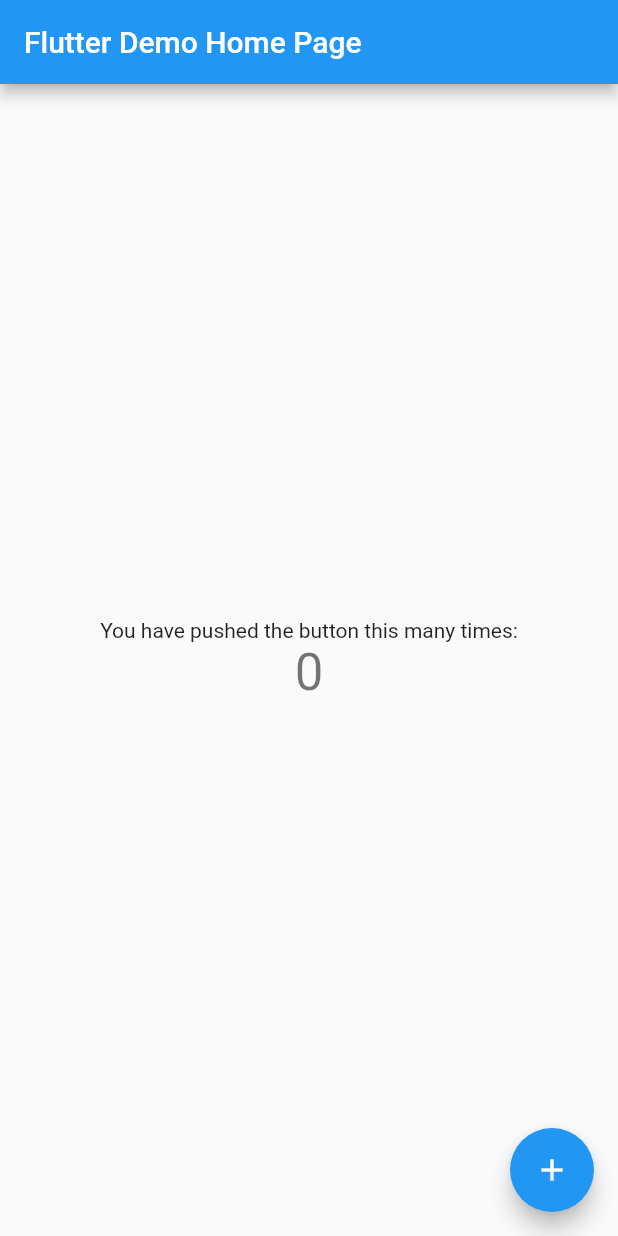
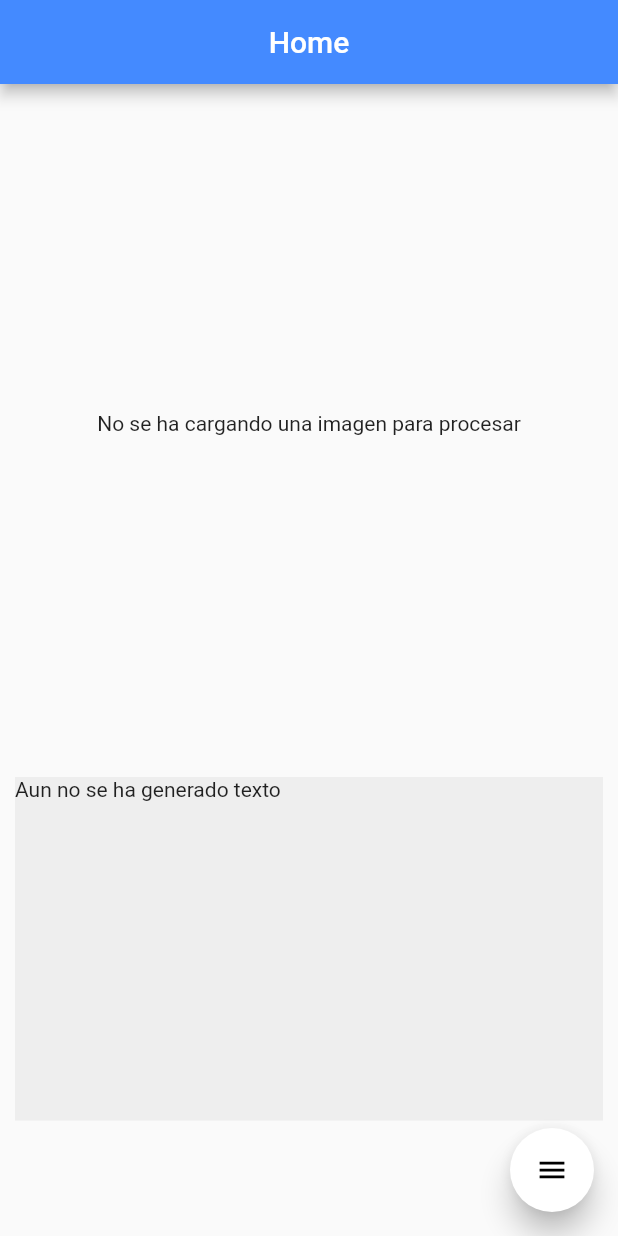
Before and after one commit to rohaquinlop/textractor, a Flutter app: the screen it shows after launch, on a phone screen of 412 x 824 dp. Run offline on Flutter 3.47's test engine with Material 2 defaults, Android fonts, the phone set to English and light mode, and no system bars; drawn by our look-alikes of flutter_speed_dial; our stand-ins replace image_picker; missing offline and left inert: firebase_ml_vision; accounts and stored records are empty.

```diff
--- a/lib/main.dart
+++ b/lib/main.dart
@@ -1,117 +1,16 @@
+import 'views/CameraProcessor.dart';
 import 'package:flutter/material.dart';
 
-void main() {
-  runApp(MyApp());
-}
+void main() => runApp(MyApp());
 
 class MyApp extends StatelessWidget {
   // This widget is the root of your application.
   @override
   Widget build(BuildContext context) {
     return MaterialApp(
-      title: 'Flutter Demo',
-      theme: ThemeData(
-        // This is the theme of your application.
-        //
-        // Try running your application with "flutter run". You'll see the
-        // application has a blue toolbar. Then, without quitting the app, try
-        // changing the primarySwatch below to Colors.green and then invoke
-        // "hot reload" (press "r" in the console where you ran "flutter run",
-        // or simply save your changes to "hot reload" in a Flutter IDE).
-        // Notice that the counter didn't reset back to zero; the application
-        // is not restarted.
-        primarySwatch: Colors.blue,
-        // This makes the visual density adapt to the platform that you run
-        // the app on. For desktop platforms, the controls will be smaller and
-        // closer together (more dense) than on mobile platforms.
-        visualDensity: VisualDensity.adaptivePlatformDensity,
-      ),
-      home: MyHomePage(title: 'Flutter Demo Home Page'),
+      debugShowCheckedModeBanner: false,
+      title: "Project: tEXTRACTOR",
+      home: CameraProcessor(),
     );
   }
 }
-
-class MyHomePage extends StatefulWidget {
-  MyHomePage({Key key, this.title}) : super(key: key);
-
-  // This widget is the home page of your application. It is stateful, meaning
-  // that it has a State object (defined below) that contains fields that affect
-  // how it looks.
-
-  // This class is the configuration for the state. It holds the values (in this
-  // case the title) provided by the parent (in this case the App widget) and
-  // used by the build method of the State. Fields in a Widget subclass are
-  // always marked "final".
-
-  final String title;
-
-  @override
-  _MyHomePageState createState() => _MyHomePageState();
-}
-
-class _MyHomePageState extends State<MyHomePage> {
-  int _counter = 0;
-
-  void _incrementCounter() {
-    setState(() {
-      // This call to setState tells the Flutter framework that something has
-      // changed in this State, which causes it to rerun the build method below
-      // so that the display can reflect the updated values. If we changed
-      // _counter without calling setState(), then the build method would not be
-      // called again, and so nothing would appear to happen.
-      _counter++;
-    });
-  }
-
-  @override
-  Widget build(BuildContext context) {
-    // This method is rerun every time setState is called, for instance as done
-    // by the _incrementCounter method above.
-    //
-    // The Flutter framework has been optimized to make rerunning build methods
-    // fast, so that you can just rebuild anything that needs updating rather
-    // than having to individually change instances of widgets.
-    return Scaffold(
-      appBar: AppBar(
-        // Here we take the value from the MyHomePage object that was created by
-        // the App.build method, and use it to set our appbar title.
-        title: Text(widget.title),
-      ),
-      body: Center(
-        // Center is a layout widget. It takes a single child and positions it
-        // in the middle of the parent.
-        child: Column(
-          // Column is also a layout widget. It takes a list of children and
-          // arranges them vertically. By default, it sizes itself to fit its
-          // children horizontally, and tries to be as tall as its parent.
-          //
-          // Invoke "debug painting" (press "p" in the console, choose the
-          // "Toggle Debug Paint" action from the Flutter Inspector in Android
-          // Studio, or the "Toggle Debug Paint" command in Visual Studio Code)
-          // to see the wireframe for each widget.
-          //
-          // Column has various properties to control how it sizes itself and
-          // how it positions its children. Here we use mainAxisAlignment to
-          // center the children vertically; the main axis here is the vertical
-          // axis because Columns are vertical (the cross axis would be
-          // horizontal).
-          mainAxisAlignment: MainAxisAlignment.center,
-          children: <Widget>[
-            Text(
-              'You have pushed the button this many times:',
-            ),
-            Text(
-              '$_counter',
-              style: Theme.of(context).textTheme.headline4,
-            ),
-          ],
-        ),
-      ),
-      floatingActionButton: FloatingActionButton(
-        onPressed: _incrementCounter,
-        tooltip: 'Increment',
-        child: Icon(Icons.add),
-      ), // This trailing comma makes auto-formatting nicer for build methods.
-    );
-  }
-}
--- /dev/null
+++ b/lib/views/cameraProcessor.dart
@@ -0,0 +1,189 @@
+import 'dart:io';
+import 'package:flutter/material.dart';
+import 'package:image_picker/image_picker.dart';
+import 'package:flutter_speed_dial/flutter_speed_dial.dart';
+import 'package:firebase_ml_vision/firebase_ml_vision.dart';
+
+String concatenate(String s, String a){
+  return s == null ? a : s + " " + a;
+}
+
+class CameraProcessor extends StatefulWidget {
+  @override
+  _CameraProcessorState createState() => _CameraProcessorState();
+}
+
+class _CameraProcessorState extends State<CameraProcessor>{
+  //Atributos
+  File _image;
+  bool _busy = false;
+  String _text = "";
+
+  //Metodos para seleccionar una imagen
+
+  //Tomar una foto
+  selectFromCamera() async{
+    PickedFile selectedImage = await ImagePicker().getImage(source: ImageSource.camera);
+    File image = File(selectedImage.path);
+    if( image == null ) return;
+    setState(() {
+      _image = image;
+      _busy = true;
+    });
+    //Llamar al metodo que haga la lectura de la imagen y retorne el texto
+    processImage(image);
+  }
+
+  //Elegir una imagen de la galería
+  selectFromGallery() async{
+    PickedFile selectedImage = await ImagePicker().getImage(source: ImageSource.gallery);
+    File image = File(selectedImage.path);
+    if( image == null ) return;
+    setState(() {
+      _image = image;
+      _busy = true;
+    });
+    //Llamar al metodo que haga la lectura de la imagen y retorne el texto
+    processImage(image);
+  }
+
+  //Procesando una imagen
+  Future processImage(File image) async{
+    final FirebaseVisionImage visionImage = FirebaseVisionImage.fromFile(image);
+    final TextRecognizer textRecognizer = FirebaseVision.instance.textRecognizer();
+    final VisionText visionText = await textRecognizer.processImage(visionImage);
+
+    var text = "";
+
+    //Extraer la información
+    for( TextBlock block in visionText.blocks ){
+      // final Rect boundingBox = block.boundingBox;
+      // final List<Offset> cornerPoints = block.cornerPoints;
+      // //final String text = block.text;
+      // final List<RecognizedLanguage> languages = block.recognizedLanguages;
+
+      for( TextLine line in block.lines ){
+        for( TextElement element in line.elements ){
+          text = concatenate(text, element.text);
+        }
+      }
+      text = concatenate(text, "\n");
+      //print(text);
+    }
+
+    setState(() {
+      _text = text.toLowerCase();
+    });
+
+  }
+
+
+  @override
+  Widget build(BuildContext context){
+
+    //Tamaño de la pantalla
+    Size size = MediaQuery.of(context).size;
+    final height = (size.height*27.8)/100.0;
+
+    return Scaffold(
+      appBar: AppBar(
+        centerTitle: true,
+        title: Text("Home"),
+        backgroundColor: Colors.blueAccent,
+        // leading: IconButton(
+        //   icon: Icon(Icons.menu),
+        //   tooltip: "Menu",
+        //   onPressed: (){
+        //     print("Menu pressed");
+        //   },
+        // ),
+      ),
+      body: Center(
+        child: Column(
+          children: <Widget>[
+            Container(
+              //color: Color(0xffeeeeee),
+              width: size.width,
+              margin: EdgeInsets.all(20.0),
+              height: size.height/2,
+              child: Center(
+                child: _busy ? Image.file(_image) : Text("No se ha cargando una imagen para procesar"),
+              ),
+            ),
+            Container(
+              color: Color(0xffeeeeee),
+              width: size.width,
+              margin: EdgeInsets.all(10.0),
+              height: height,
+              child: _busy ?
+              ConstrainedBox(
+                constraints: BoxConstraints(
+                  maxHeight: height
+                ),
+                child: SelectableText(
+                  _text,
+                  //cursorColor: Colors.red,
+                  showCursor: true,
+                  scrollPhysics: BouncingScrollPhysics(),
+                  style: TextStyle(fontSize: 20),
+                )
+              )
+              :
+              Container(
+                constraints: BoxConstraints(maxHeight: height),
+                child: SizedBox(
+                  height: height-10,
+                  child : Text("Aun no se ha generado texto")
+                  ),
+              ),
+            )
+          ],
+        ),
+      ),
+      floatingActionButton: SpeedDial(
+        marginRight: 18,
+        marginBottom: 20,
+        animatedIcon: AnimatedIcons.menu_close,
+        animatedIconTheme: IconThemeData(size: 22.0),
+        // this is ignored if animatedIcon is non null
+        // child: Icon(Icons.add),
+        visible: true,
+        // If true user is forced to close dial manually
+        // by tapping main button and overlay is not rendered.
+        closeManually: false,
+        curve: Curves.bounceIn,
+        overlayColor: Colors.black,
+        overlayOpacity: 0.5,
+        onOpen: () => print('OPENING DIAL'),
+        onClose: () => print('DIAL CLOSED'),
+        tooltip: 'Speed Dial',
+        heroTag: 'speed-dial-hero-tag',
+        backgroundColor: Colors.white,
+        foregroundColor: Colors.black,
+        elevation: 8.0,
+        shape: CircleBorder(),
+        children: [
+          SpeedDialChild(
+            child: Icon(Icons.image),
+            label: "Selecciona una imagen de la galería",
+            onTap: (){
+              print("Picture from gallery!");
+              Text(selectFromGallery());
+            },
+            backgroundColor: Colors.blueAccent
+          ),
+          SpeedDialChild(
+            child: Icon(Icons.add_a_photo),
+            label: "Toma una foto",
+            onTap: (){
+              print("Photo!");
+              Text( selectFromCamera() );
+            },
+            backgroundColor: Colors.blueAccent
+          ),
+        ],
+      ),
+    );
+  }
+
+}
```
Also changed, not shown: pubspec.yaml (+8 -0 lines), pubspec.lock, 4 other files.
